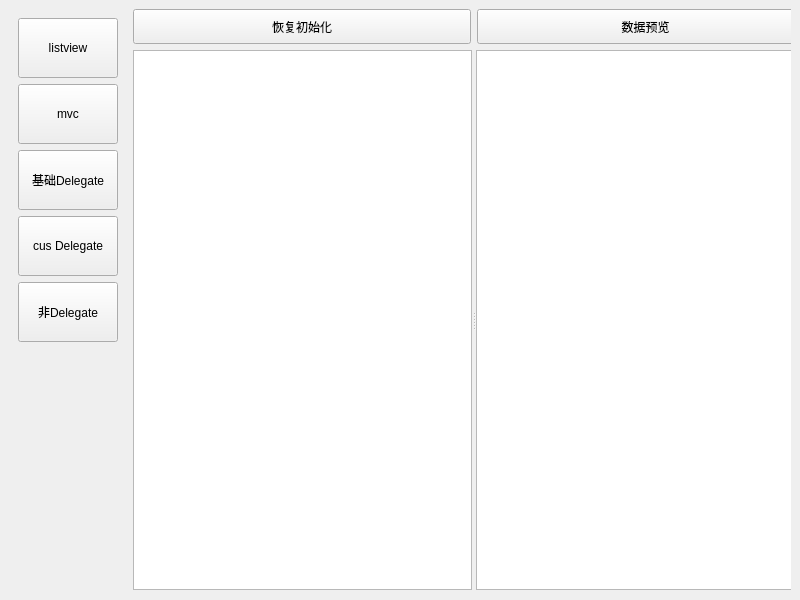
This is mainwindow.ui in zxlfly/qt_c-_demo as Qt 5 draws it before an edit. The edited form follows.
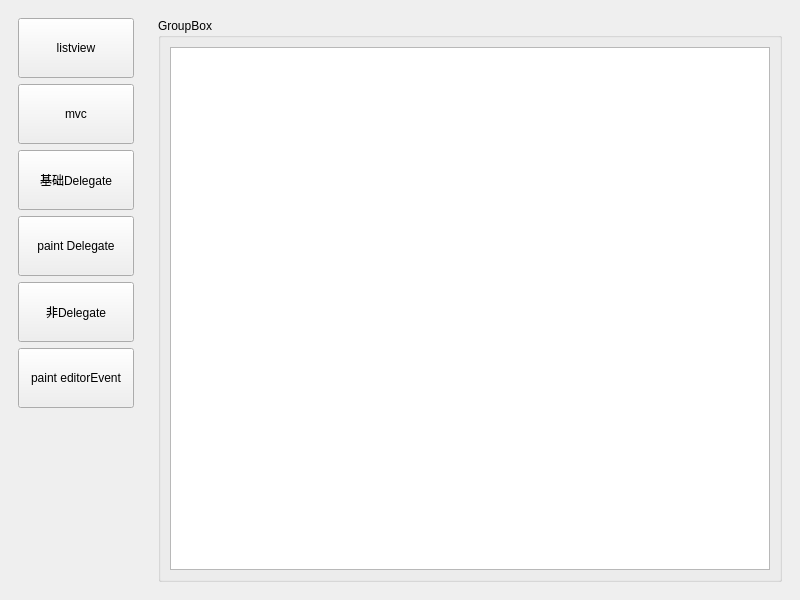
This is the edited form. Icons and pictures are not drawn.

Patch:
```diff
--- a/mainwindow.ui
+++ b/mainwindow.ui
@@ -28,7 +28,7 @@
         <widget class="QToolButton" name="btn1">
          <property name="minimumSize">
           <size>
-           <width>100</width>
+           <width>116</width>
            <height>60</height>
           </size>
          </property>
@@ -54,7 +54,7 @@
         <widget class="QToolButton" name="btn2">
          <property name="minimumSize">
           <size>
-           <width>100</width>
+           <width>116</width>
            <height>60</height>
           </size>
          </property>
@@ -80,7 +80,7 @@
         <widget class="QToolButton" name="btn3">
          <property name="minimumSize">
           <size>
-           <width>100</width>
+           <width>116</width>
            <height>60</height>
           </size>
          </property>
@@ -106,12 +106,12 @@
         <widget class="QToolButton" name="btn4">
          <property name="minimumSize">
           <size>
-           <width>100</width>
+           <width>116</width>
            <height>60</height>
           </size>
          </property>
          <property name="text">
-          <string>cus Delegate</string>
+          <string>paint Delegate</string>
          </property>
          <property name="icon">
           <iconset resource="build/Desktop_Qt_6_10_2_MinGW_64_bit-Debug/.qt/rcc/resources.qrc">
@@ -132,7 +132,7 @@
         <widget class="QToolButton" name="btn5">
          <property name="minimumSize">
           <size>
-           <width>100</width>
+           <width>116</width>
            <height>60</height>
           </size>
          </property>
@@ -154,6 +154,32 @@
          </property>
         </widget>
        </item>
+       <item>
+        <widget class="QToolButton" name="btn5_2">
+         <property name="minimumSize">
+          <size>
+           <width>116</width>
+           <height>60</height>
+          </size>
+         </property>
+         <property name="text">
+          <string>paint editorEvent</string>
+         </property>
+         <property name="icon">
+          <iconset resource="build/Desktop_Qt_6_10_2_MinGW_64_bit-Debug/.qt/rcc/resources.qrc">
+           <normaloff>:/res/svg/set2.svg</normaloff>:/res/svg/set2.svg</iconset>
+         </property>
+         <property name="iconSize">
+          <size>
+           <width>40</width>
+           <height>40</height>
+          </size>
+         </property>
+         <property name="toolButtonStyle">
+          <enum>Qt::ToolButtonStyle::ToolButtonTextUnderIcon</enum>
+         </property>
+        </widget>
+       </item>
        <item>
         <spacer name="verticalSpacer">
          <property name="orientation">
@@ -173,7 +199,7 @@
     <item>
      <widget class="QStackedWidget" name="stackedWidget">
       <property name="currentIndex">
-       <number>1</number>
+       <number>2</number>
       </property>
       <widget class="QWidget" name="userInfo">
        <layout class="QHBoxLayout" name="horizontalLayout_2">
@@ -367,6 +393,22 @@
         </layout>
        </widget>
       </widget>
+      <widget class="QWidget" name="page">
+       <layout class="QVBoxLayout" name="verticalLayout_5">
+        <item>
+         <widget class="QGroupBox" name="groupBox_3">
+          <property name="title">
+           <string>GroupBox</string>
+          </property>
+          <layout class="QVBoxLayout" name="verticalLayout_7">
+           <item>
+            <widget class="QTableView" name="paint"/>
+           </item>
+          </layout>
+         </widget>
+        </item>
+       </layout>
+      </widget>
       <widget class="QWidget" name="finance">
        <layout class="QVBoxLayout" name="verticalLayout_6">
         <item>
```
